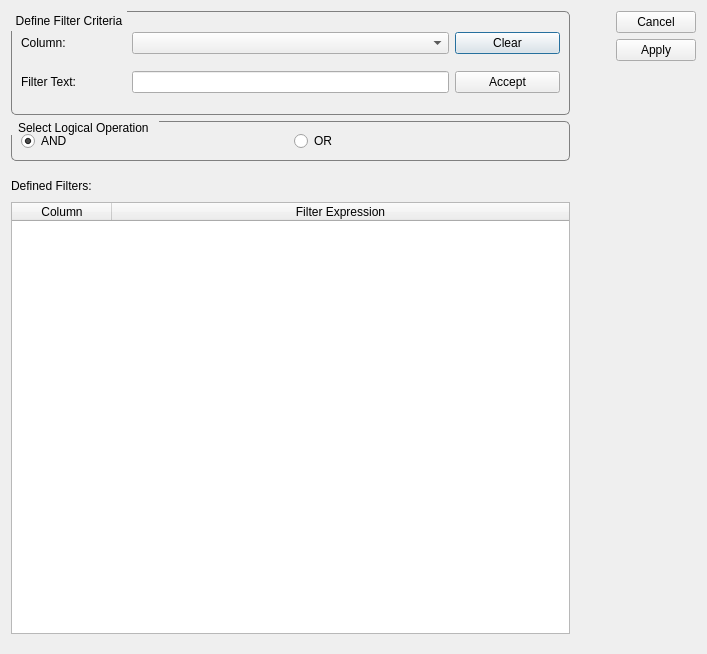
The window that widgets/MetricViewFilterDialog.ui (OpenSpeedShop/cbtf-argonavis-gui) describes before a commit, drawn with Qt 5.
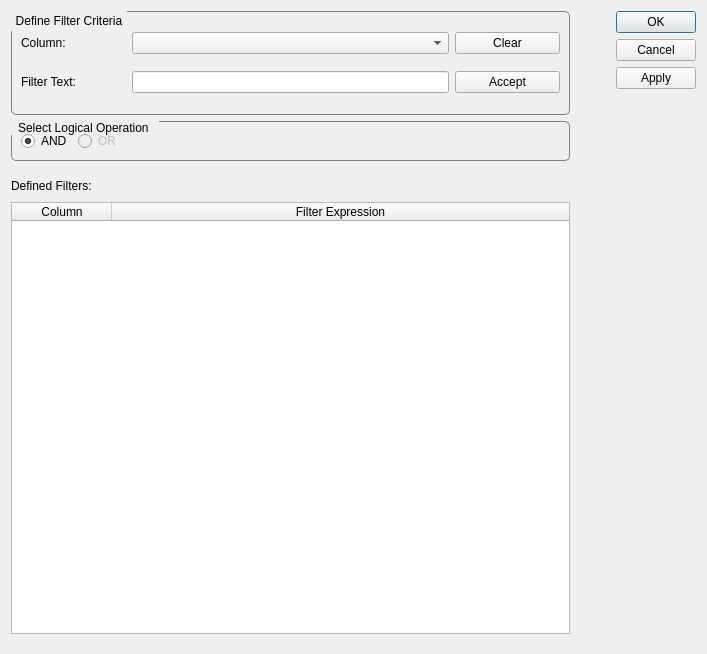
The same window after the commit.

Commit message: Another snapshot of user specified metric view filters.

```diff
--- a/widgets/MetricViewFilterDialog.ui
+++ b/widgets/MetricViewFilterDialog.ui
@@ -126,7 +126,7 @@
        <property name="flat">
         <bool>true</bool>
        </property>
-       <layout class="QHBoxLayout" name="horizontalLayout_4" stretch="1,1">
+       <layout class="QHBoxLayout" name="horizontalLayout_4" stretch="0,0,1">
         <property name="spacing">
          <number>6</number>
         </property>
@@ -148,11 +148,27 @@
         </item>
         <item>
          <widget class="QRadioButton" name="radioButton_OR">
+          <property name="enabled">
+           <bool>false</bool>
+          </property>
           <property name="text">
            <string>OR</string>
           </property>
          </widget>
         </item>
+        <item>
+         <spacer name="horizontalSpacer_3">
+          <property name="orientation">
+           <enum>Qt::Horizontal</enum>
+          </property>
+          <property name="sizeHint" stdset="0">
+           <size>
+            <width>40</width>
+            <height>20</height>
+           </size>
+          </property>
+         </spacer>
+        </item>
        </layout>
       </widget>
      </item>
@@ -251,7 +267,7 @@
       <enum>Qt::Vertical</enum>
      </property>
      <property name="standardButtons">
-      <set>QDialogButtonBox::Apply|QDialogButtonBox::Cancel</set>
+      <set>QDialogButtonBox::Apply|QDialogButtonBox::Cancel|QDialogButtonBox::Ok</set>
      </property>
     </widget>
    </item>
```
The commit also changes 4 other files.
